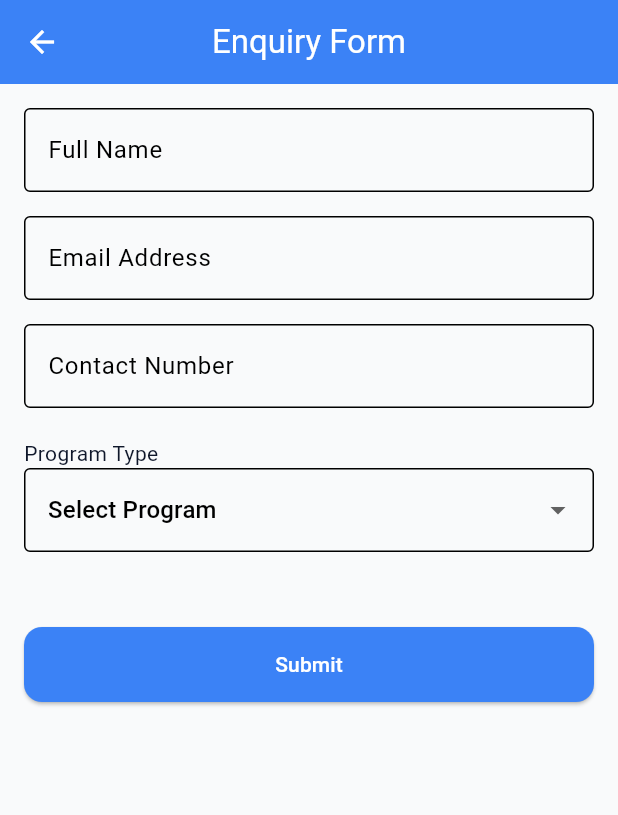
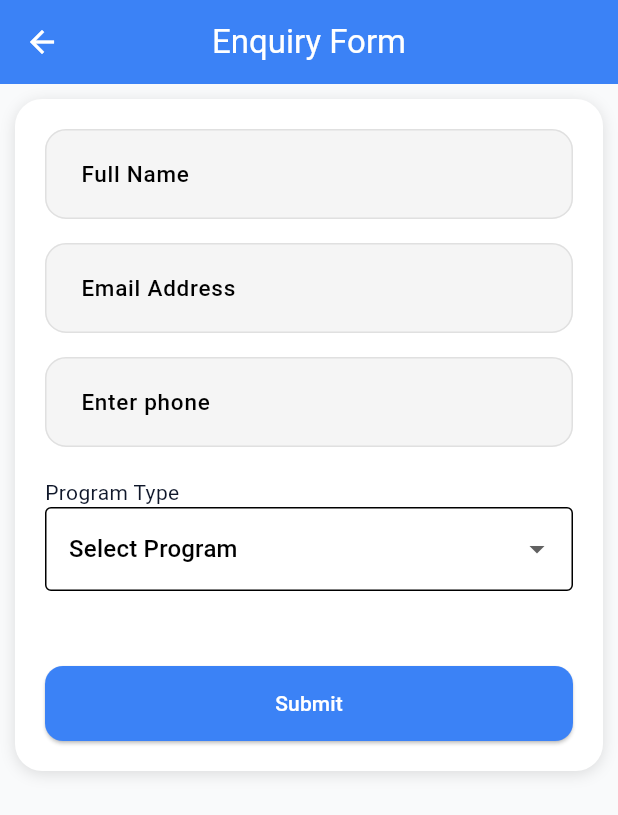
Before and after one commit to Harshgour2002/CVRUK, a Flutter app: the EnquiryForm screen opened directly, on a phone screen of 412 x 824 dp. Shown: the top 815 px of the screen. Run offline on Flutter 3.47's test engine with Material 3 defaults, Android fonts, the light colour scheme and no system bars; our stand-ins replace carousel_slider, dio, font_awesome_flutter, open_filex, share_plus.

Commit message:
changed layout for enquiry form, from old look to modern clean look

```diff
--- a/lib/Screens/EnquiryForm.dart
+++ b/lib/Screens/EnquiryForm.dart
@@ -96,14 +96,49 @@ class _EnquiryFormState extends State<EnquiryForm> {
   String? selectedProgram = "Select Program";
   String? selectedCourse;
 
+  InputDecoration modernInput(String label) {
+    return InputDecoration(
+      labelText: label,
+      filled: true,
+      fillColor: Colors.grey.shade100,
+      contentPadding: const EdgeInsets.symmetric(horizontal: 20, vertical: 18),
+      labelStyle: const TextStyle(fontSize: 15, fontWeight: FontWeight.w500),
+      enabledBorder: OutlineInputBorder(
+        borderRadius: BorderRadius.circular(14),
+        borderSide: BorderSide(color: Colors.grey.shade300),
+      ),
+      focusedBorder: OutlineInputBorder(
+        borderRadius: BorderRadius.circular(14),
+        borderSide: const BorderSide(color: Colors.blue, width: 1.4),
+      ),
+      border: OutlineInputBorder(
+        borderRadius: BorderRadius.circular(14),
+      ),
+    );
+  }
+
   @override
   Widget build(BuildContext context) {
     return Scaffold(
       appBar: AppBar(title: const Text("Enquiry Form"), centerTitle: true),
 
       body: SingleChildScrollView(
-        padding: const EdgeInsets.all(16.0),
-
+        padding: const EdgeInsets.all(10.0),
+        child: Center(
+          child: Container(
+            padding: EdgeInsets.all(20.0),
+            width: double.infinity,
+            decoration: BoxDecoration(
+              color: Colors.white,
+              borderRadius: BorderRadius.circular(18),
+              boxShadow: [
+                BoxShadow(
+                  color: Colors.black12,
+                  offset: const Offset(0, 2),
+                  blurRadius: 8,
+                ),
+              ],
+            ),
             child: Form(
               key: _formKey,
 
@@ -113,10 +148,7 @@ class _EnquiryFormState extends State<EnquiryForm> {
                   // Name
                   TextFormField(
                     controller: nameController,
-                decoration: const InputDecoration(
-                  labelText: "Full Name",
-                  border: OutlineInputBorder(),
-                ),
+                    decoration: modernInput("Full Name"),
                     validator: (v) =>
                         v == null || v.isEmpty ? "Enter your name" : null,
                   ),
@@ -126,10 +158,7 @@ class _EnquiryFormState extends State<EnquiryForm> {
                   // Email
                   TextFormField(
                     controller: emailController,
-                decoration: const InputDecoration(
-                  labelText: "Email Address",
-                  border: OutlineInputBorder(),
-                ),
+                    decoration: modernInput("Email Address"),
                       validator: (v) =>
                         v == null || v.isEmpty ? "Enter your email" : null,
                   ),
@@ -140,10 +169,7 @@ class _EnquiryFormState extends State<EnquiryForm> {
                   TextFormField(
                     controller: contactController,
                     keyboardType: TextInputType.phone,
-                decoration: const InputDecoration(
-                  labelText: "Contact Number",
-                  border: OutlineInputBorder(),
-                ),
+                    decoration: modernInput("Enter phone"),
                     validator: (v) =>
                         v == null || v.isEmpty ? "Enter your phone number" : null,
                   ),
@@ -153,7 +179,7 @@ class _EnquiryFormState extends State<EnquiryForm> {
                   // Program Dropdown
                   const Text("Program Type"),
                   DropdownButtonFormField<String>(
-                value: selectedProgram,
+                    initialValue: selectedProgram,
                     items: programType.map((p) {
                       return DropdownMenuItem(value: p, child: Text(p));
                     }).toList(),
@@ -247,6 +273,8 @@ class _EnquiryFormState extends State<EnquiryForm> {
               ),
             ),
           ),
+        ),
+      ),
     );
   }
 }
```
Lines whose indentation alone changed are shown as unchanged.
